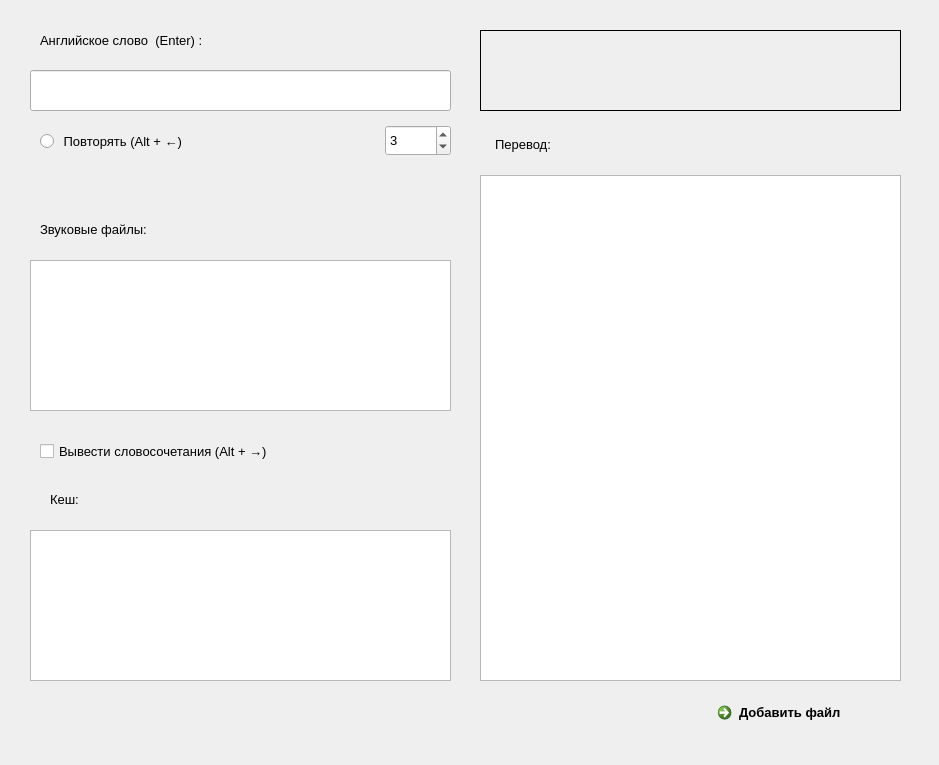
alsav22/Translate4_3, file Form.ui: the form before one commit.
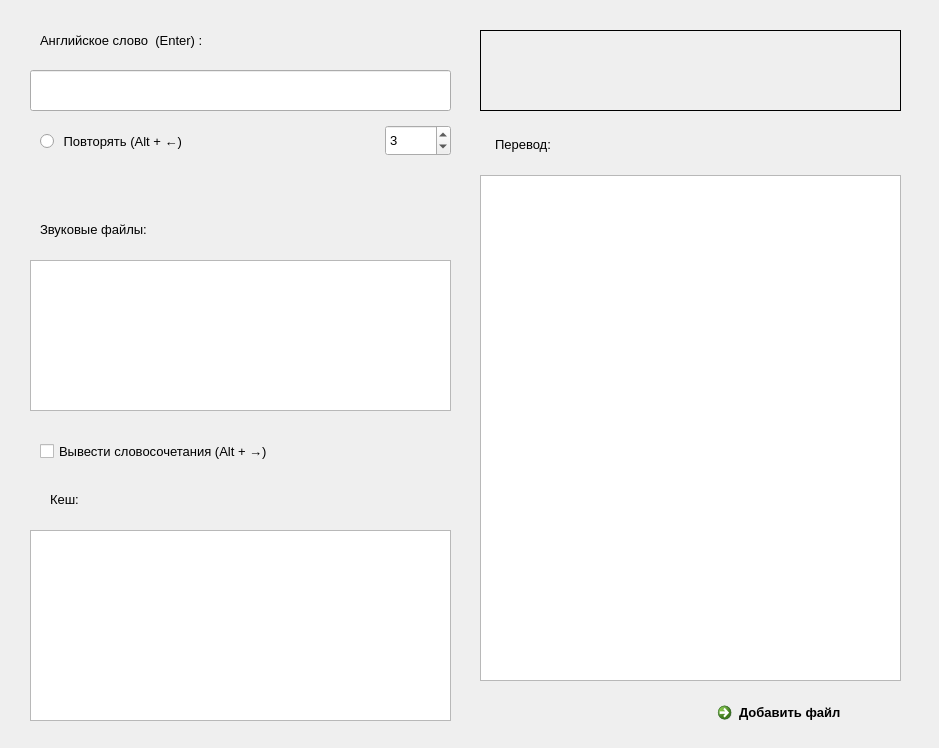
The form after the commit. Custom widgets are drawn as their Qt base class.

Patch:
```diff
--- a/Form.ui
+++ b/Form.ui
@@ -7,7 +7,7 @@
     <x>0</x>
     <y>0</y>
     <width>939</width>
-    <height>765</height>
+    <height>748</height>
    </rect>
   </property>
   <property name="font">
@@ -248,7 +248,7 @@
      <x>30</x>
      <y>530</y>
      <width>421</width>
-     <height>151</height>
+     <height>191</height>
     </rect>
    </property>
    <property name="font">
```
